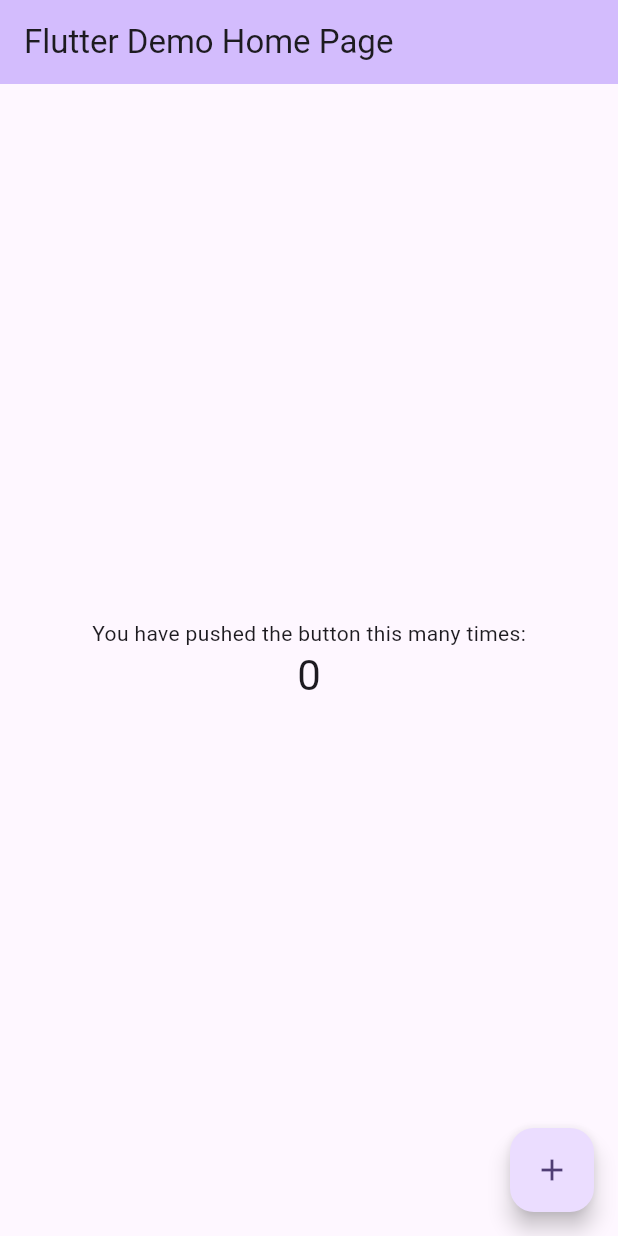
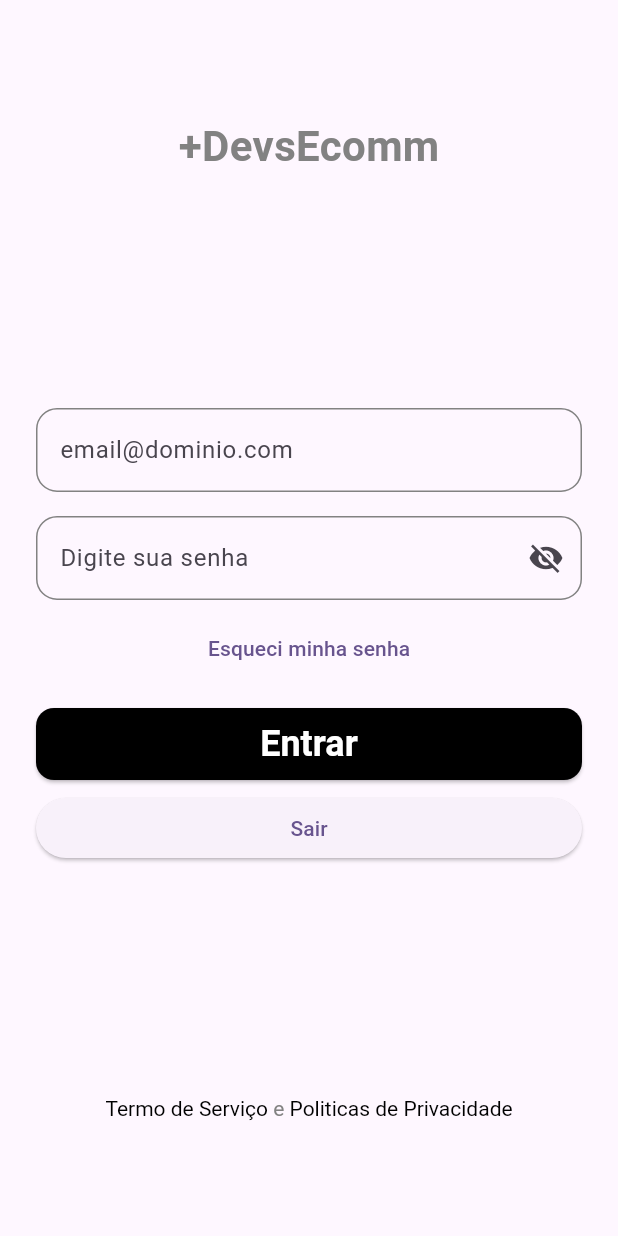
Before and after one commit to vkzinodev/pg1, a Flutter app: the screen it shows after launch, on a phone screen of 412 x 824 dp. Run offline on Flutter 3.47's test engine with Material 3 defaults, Android fonts, the phone set to English and light mode, and no system bars.

Commit message:
terminar em casa

```diff
--- a/lib/main.dart
+++ b/lib/main.dart
@@ -1,4 +1,5 @@
 import 'package:flutter/material.dart';
+import 'package:pg1/pages/login_page.dart';
 
 void main() {
   runApp(const MyApp());
@@ -7,116 +8,15 @@ void main() {
 class MyApp extends StatelessWidget {
   const MyApp({super.key});
 
-  // This widget is the root of your application.
   @override
   Widget build(BuildContext context) {
     return MaterialApp(
-      title: 'Flutter Demo',
+      debugShowCheckedModeBanner: false,
+      title: '+Devvs',
       theme: ThemeData(
-        // This is the theme of your application.
-        //
-        // TRY THIS: Try running your application with "flutter run". You'll see
-        // the application has a purple toolbar. Then, without quitting the app,
-        // try changing the seedColor in the colorScheme below to Colors.green
-        // and then invoke "hot reload" (save your changes or press the "hot
-        // reload" button in a Flutter-supported IDE, or press "r" if you used
-        // the command line to start the app).
-        //
-        // Notice that the counter didn't reset back to zero; the application
-        // state is not lost during the reload. To reset the state, use hot
-        // restart instead.
-        //
-        // This works for code too, not just values: Most code changes can be
-        // tested with just a hot reload.
-        colorScheme: .fromSeed(seedColor: Colors.deepPurple),
+        colorScheme: ColorScheme.fromSeed(seedColor: Colors.deepPurple),
       ),
-      home: const MyHomePage(title: 'Flutter Demo Home Page'),
+      home: const LoginPage(),
     );
   }
 }
-
-class MyHomePage extends StatefulWidget {
-  const MyHomePage({super.key, required this.title});
-
-  // This widget is the home page of your application. It is stateful, meaning
-  // that it has a State object (defined below) that contains fields that affect
-  // how it looks.
-
-  // This class is the configuration for the state. It holds the values (in this
-  // case the title) provided by the parent (in this case the App widget) and
-  // used by the build method of the State. Fields in a Widget subclass are
-  // always marked "final".
-
-  final String title;
-
-  @override
-  State<MyHomePage> createState() => _MyHomePageState();
-}
-
-class _MyHomePageState extends State<MyHomePage> {
-  int _counter = 0;
-
-  void _incrementCounter() {
-    setState(() {
-      // This call to setState tells the Flutter framework that something has
-      // changed in this State, which causes it to rerun the build method below
-      // so that the display can reflect the updated values. If we changed
-      // _counter without calling setState(), then the build method would not be
-      // called again, and so nothing would appear to happen.
-      _counter++;
-    });
-  }
-
-  @override
-  Widget build(BuildContext context) {
-    // This method is rerun every time setState is called, for instance as done
-    // by the _incrementCounter method above.
-    //
-    // The Flutter framework has been optimized to make rerunning build methods
-    // fast, so that you can just rebuild anything that needs updating rather
-    // than having to individually change instances of widgets.
-    return Scaffold(
-      appBar: AppBar(
-        // TRY THIS: Try changing the color here to a specific color (to
-        // Colors.amber, perhaps?) and trigger a hot reload to see the AppBar
-        // change color while the other colors stay the same.
-        backgroundColor: Theme.of(context).colorScheme.inversePrimary,
-        // Here we take the value from the MyHomePage object that was created by
-        // the App.build method, and use it to set our appbar title.
-        title: Text(widget.title),
-      ),
-      body: Center(
-        // Center is a layout widget. It takes a single child and positions it
-        // in the middle of the parent.
-        child: Column(
-          // Column is also a layout widget. It takes a list of children and
-          // arranges them vertically. By default, it sizes itself to fit its
-          // children horizontally, and tries to be as tall as its parent.
-          //
-          // Column has various properties to control how it sizes itself and
-          // how it positions its children. Here we use mainAxisAlignment to
-          // center the children vertically; the main axis here is the vertical
-          // axis because Columns are vertical (the cross axis would be
-          // horizontal).
-          //
-          // TRY THIS: Invoke "debug painting" (choose the "Toggle Debug Paint"
-          // action in the IDE, or press "p" in the console), to see the
-          // wireframe for each widget.
-          mainAxisAlignment: .center,
-          children: [
-            const Text('You have pushed the button this many times:'),
-            Text(
-              '$_counter',
-              style: Theme.of(context).textTheme.headlineMedium,
-            ),
-          ],
-        ),
-      ),
-      floatingActionButton: FloatingActionButton(
-        onPressed: _incrementCounter,
-        tooltip: 'Increment',
-        child: const Icon(Icons.add),
-      ),
-    );
-  }
-}
--- /dev/null
+++ b/lib/pages/login_page.dart
@@ -0,0 +1,155 @@
+import 'package:flutter/material.dart';
+import 'package:pg1/shered/app_colors.dart';
+import 'package:pg1/shered/app_text_style.dart';
+
+class LoginPage extends StatelessWidget {
+  const LoginPage({super.key});
+
+  @override
+  Widget build(BuildContext context) {
+    return Scaffold(
+      body: SafeArea(
+        child: Padding(
+          padding: const EdgeInsets.symmetric(horizontal: 24),
+          child: Column(
+            children: [
+              const Spacer(),
+              Text(
+                '+DevsEcomm',
+                style: TextStyle(
+                  color: AppColors.cinza,
+                  fontSize: 28,
+                  fontWeight: FontWeight.bold,
+                ),
+              ),
+              const Spacer(flex: 2),
+
+              // Campo de Email
+              TextField(
+                decoration: InputDecoration(
+                  hintText: "email@dominio.com",
+                  border: OutlineInputBorder(
+                    borderRadius: BorderRadius.circular(14),
+                    borderSide: BorderSide(color: AppColors.cinza),
+                  ),
+                  enabledBorder: OutlineInputBorder(
+                    borderRadius: BorderRadius.circular(14),
+                    borderSide: BorderSide(color: AppColors.cinza),
+                  ),
+                  focusedBorder: OutlineInputBorder(
+                    borderRadius: BorderRadius.circular(14),
+                    borderSide: BorderSide(color: AppColors.cinza),
+                  ),
+                ),
+              ),
+
+              const SizedBox(height: 16),
+
+              // Campo de Senha (agora com hint correto)
+              TextField(
+                obscureText: true, // Para esconder a senha
+                decoration: InputDecoration(
+                  hintText: "Digite sua senha",
+                  suffixIcon: const Icon(
+                    Icons.visibility_off,
+                  ), // Ícone de visibilidade
+                  border: OutlineInputBorder(
+                    borderRadius: BorderRadius.circular(14),
+                    borderSide: BorderSide(color: AppColors.cinza),
+                  ),
+                  enabledBorder: OutlineInputBorder(
+                    borderRadius: BorderRadius.circular(14),
+                    borderSide: BorderSide(color: AppColors.cinza),
+                  ),
+                  focusedBorder: OutlineInputBorder(
+                    borderRadius: BorderRadius.circular(14),
+                    borderSide: BorderSide(color: AppColors.cinza),
+                  ),
+                ),
+              ),
+
+              const SizedBox(height: 8),
+
+              TextButton(
+                onPressed: () {},
+                child: const Text("Esqueci minha senha"),
+              ),
+
+              const SizedBox(height: 16),
+
+              // Botão Entrar
+              SizedBox(
+                width: double.infinity,
+                child:
+                AppElevated_button(),
+              ),
+
+              const SizedBox(height: 8),
+
+              // Botão Sair
+              SizedBox(
+                width: double.infinity,
+                child: ElevatedButton(
+                  onPressed: () {},
+                  child: const Text('Sair'),
+                ),
+              ),
+
+              const Spacer(flex: 2),
+
+              // Termos e Políticas
+              GestureDetector(
+                onTap: () {},
+                child: RichText(
+                  textAlign: TextAlign.center,
+                  text: TextSpan(
+                    children: [
+                      TextSpan(
+                        text: 'Termo de Serviço ',
+                        style: TextStyle(color: AppColors.preto),
+                      ),
+                      TextSpan(
+                        text: 'e ',
+                        style: TextStyle(color: AppColors.cinza),
+                      ),
+                      TextSpan(
+                        text: 'Politicas de Privacidade',
+                        style: TextStyle(color: AppColors.preto),
+                      ),
+                    ],
+                  ),
+                ),
+              ),
+
+              const Spacer(),
+            ],
+          ),
+        ),
+      ),
+    );
+  }
+}
+
+class AppElevated_button extends StatelessWidget {
+  const AppElevated_button({
+    super.key,
+  });
+
+  @override
+  Widget build(BuildContext context) {
+    return ElevatedButton(
+      onPressed: () {},
+      child: Text('Entrar'),
+      style: ElevatedButton.styleFrom(
+
+        minimumSize: Size.fromHeight(48),
+        foregroundColor: AppColors.branco,
+        backgroundColor: AppColors.preto,
+        textStyle: AppTextStyle.buttonLabel,
+        shape: RoundedRectangleBorder(
+          borderRadius: BorderRadiusGeometry.circular(12),
+        ),
+      ),
+    );
+  }
+}
--- /dev/null
+++ b/lib/shered/app_colors.dart
@@ -0,0 +1,7 @@
+import 'package:flutter/material.dart';
+
+class AppColors {
+  static final Color preto = Colors.black;
+  static final Color cinza = Color(0xFF828282);
+  static final Color branco = Colors.white;
+}
--- /dev/null
+++ b/lib/shered/app_text_style.dart
@@ -0,0 +1,17 @@
+import 'package:flutter/material.dart';
+import 'package:pg1/shered/app_colors.dart'; // Ajuste o caminho conforme sua estrutura
+
+// Classe responsável por armazenar os estilos de texto do aplicativo
+class AppTextStyle {
+  static TextStyle title = TextStyle(
+    color: AppColors.preto, // Use a cor que você definiu no AppColors
+    fontSize: 24,
+    fontWeight: FontWeight.bold,
+  );
+
+  static TextStyle buttonLabel = TextStyle(
+    color: AppColors.branco, // Use a cor que você definiu no AppColors
+    fontSize: 24,
+    fontWeight: FontWeight.bold,
+  );
+}
```
Also changed, not shown: lib/shered/wigdgets/app_text_field.dart (added).
